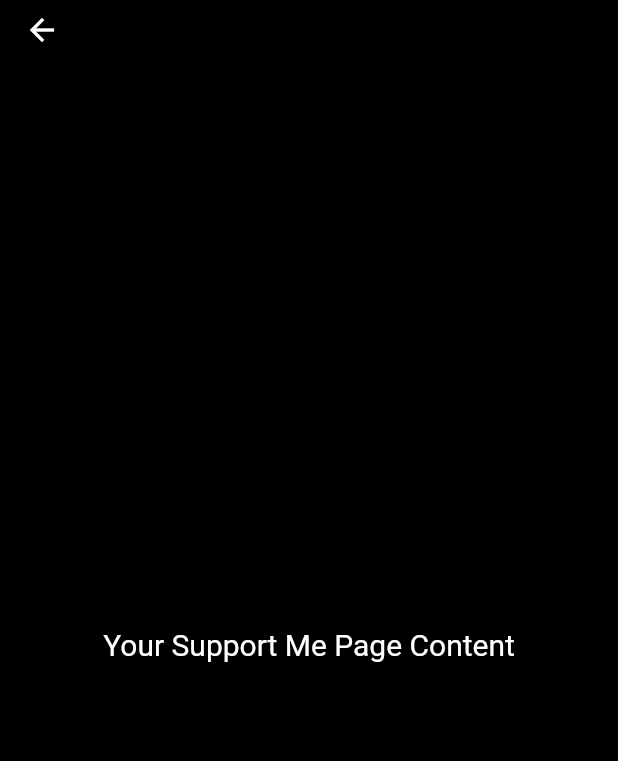
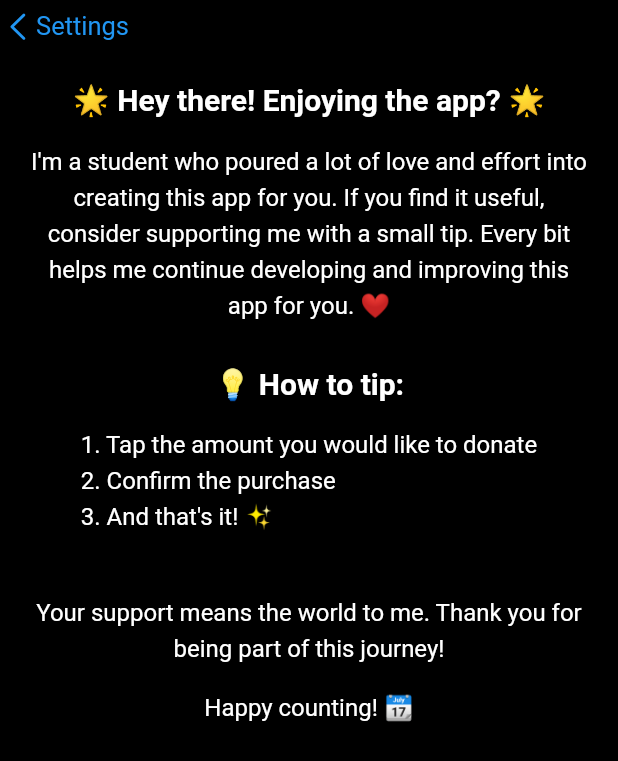
Before and after one commit to Tombiczek/Count-Days-Flutter, a Flutter app: the screen it shows after launch, item 2 of the bottom bar chosen, after a tap on "Support Count Days", on a phone screen of 412 x 824 dp. Shown: the top 761 px of the screen. Run offline on Flutter 3.47's test engine with Material 2 defaults, Android fonts, the phone set to English and light mode, and no system bars; our stand-ins replace percent_indicator, shared_preferences.

Commit message:
guzik theme usprawniony

```diff
--- a/lib/app_themes.dart
+++ b/lib/app_themes.dart
@@ -17,6 +17,7 @@ class AppThemes {
     ),
     appBarTheme: const AppBarTheme(
       backgroundColor: Color.fromARGB(255, 242, 242, 247),
+      shadowColor: Colors.transparent,
       titleTextStyle: TextStyle(
         color: Colors.black,
         fontSize: 17,
@@ -44,6 +45,7 @@ class AppThemes {
     ),
     appBarTheme: const AppBarTheme(
       backgroundColor: Color.fromARGB(255, 0, 0, 0),
+      shadowColor: Colors.transparent,
       titleTextStyle: TextStyle(
         color: Colors.white,
         fontSize: 17,
--- a/lib/main.dart
+++ b/lib/main.dart
@@ -18,7 +18,7 @@ class MyApp extends StatefulWidget {
 class _MyAppState extends State<MyApp> {
   int myIndex = 0;
   bool roundUp = true;
-  bool theme = false;
+  String theme = 'Dark';
   bool orange = false;
 
   @override
@@ -41,7 +41,11 @@ class _MyAppState extends State<MyApp> {
     return MaterialApp(
       theme: AppThemes.lightTheme,
       darkTheme: AppThemes.darkTheme,
-      themeMode: theme ? ThemeMode.light : ThemeMode.dark,
+      themeMode: theme == "Dark"
+          ? ThemeMode.dark
+          : theme == "Light"
+              ? ThemeMode.light
+              : ThemeMode.system,
       debugShowCheckedModeBanner: false,
       home: Scaffold(
         body: IndexedStack(
@@ -83,7 +87,7 @@ class _MyAppState extends State<MyApp> {
     });
   }
 
-  void updateTheme(bool newValue){
+  void updateTheme(String newValue){
     setState(() {
       theme = newValue;
     });
--- a/lib/save_state_utility.dart
+++ b/lib/save_state_utility.dart
@@ -80,15 +80,15 @@ class SaveStateUtility {
 
   // THEME: SAVE, LOAD
 
-  static Future<void> saveThemeValue(bool value) async {
-  SharedPreferences prefs = await SharedPreferences.getInstance();
-  prefs.setBool('theme', value);
+  static Future<void> saveTheme(String theme) async {
+    SharedPreferences prefs = await SharedPreferences.getInstance();
+    prefs.setString('theme', theme);
   }
 
-  static Future<bool?> loadThemeValue() async {
-  SharedPreferences prefs = await SharedPreferences.getInstance();
-  bool? boolean = prefs.getBool('theme');
-  return boolean;
+  static Future<String?> loadTheme() async {
+    SharedPreferences prefs = await SharedPreferences.getInstance();
+    String? themeString = prefs.getString('theme');
+    return themeString;
   }
 
 
--- a/lib/settings.dart
+++ b/lib/settings.dart
@@ -6,8 +6,8 @@ import 'package:licznik_v1/support_me.dart';
 class SettingsPage extends StatefulWidget {
   final bool roundUp;
   final Function(bool) updateRoundUp;
-  final bool theme;
-  final Function(bool) updateTheme;
+  final String theme;
+  final Function(String) updateTheme;
   final bool orange;
   final Function(bool) updateOrange;
 
@@ -32,11 +32,11 @@ class _SettingsPageState extends State<SettingsPage> {
     super.initState();
     _loadRoundUpValue();
     _loadOrangeValue();
-    _loadThemeValue();
+    _loadTheme();
   }
 
   late bool roundUp = widget.roundUp;
-  late bool theme = widget.theme;
+  late String theme = widget.theme;
   late bool orange = widget.orange;
 
 
@@ -50,9 +50,19 @@ class _SettingsPageState extends State<SettingsPage> {
     }
   }
 
-  Future<void> _loadThemeValue() async {
-    bool? loadedTheme = await SaveStateUtility.loadThemeValue();
-    if (loadedTheme != null) {
+  // Future<void> _loadThemeValue() async {
+  //   bool? loadedTheme = await SaveStateUtility.loadThemeValue();
+  //   if (loadedTheme != null) {
+  //     setState(() {
+  //       theme = loadedTheme;
+  //     });
+  //     widget.updateTheme(loadedTheme);
+  //   }
+  // }
+
+  Future<void> _loadTheme() async {
+    String? loadedTheme = await SaveStateUtility.loadTheme();
+    if (loadedTheme !=null){
       setState(() {
         theme = loadedTheme;
       });
@@ -74,13 +84,20 @@ class _SettingsPageState extends State<SettingsPage> {
     await SaveStateUtility.saveRoundUpValue(value);
   }
 
-  Future<void> _saveThemeValue(bool value) async {
-    await SaveStateUtility.saveThemeValue(value);
+  Future<void> _saveTheme(String theme) async {
+    await SaveStateUtility.saveTheme(theme);
   }
 
   Future<void> _saveOrangeValue(bool value) async {
     await SaveStateUtility.saveOrangeValue(value);
   }
+
+  // List of items in our dropdown menu
+  var items = [
+    'Light',
+    'Dark',
+    'System'
+  ];
 
   @override
   Widget build(BuildContext context) {
@@ -144,9 +161,9 @@ class _SettingsPageState extends State<SettingsPage> {
                         ),
                         const SizedBox(width: 5),
                         const Icon(
-                          CupertinoIcons.chevron_right,
+                            Icons.chevron_right,
                             color: Color.fromARGB(255, 126, 126, 126),
-                          size: 15,
+                            size: 20,
                         ),
                         const SizedBox(width: 8),
                       ],
@@ -195,7 +212,7 @@ class _SettingsPageState extends State<SettingsPage> {
           const Align(alignment: Alignment.topLeft,
           child: Padding(
             padding: EdgeInsets.only(left: 28),
-          child: Text("Appearance",
+          child: Text("Theme",
               style: TextStyle(fontSize: 14,
               fontWeight: FontWeight.normal,
               color: Color.fromARGB(255, 134, 134, 141)
@@ -227,18 +244,39 @@ class _SettingsPageState extends State<SettingsPage> {
                           color: Theme.of(context).cardColor,
                         ),
                         const SizedBox(width: 12),
-                        Text("Light Mode",
+                        Text("Appearance",
                         style: Theme.of(context).textTheme.bodySmall),
                         const Spacer(),
-                        CupertinoSwitch(
-                          value: theme,
-                          onChanged: (val) {
+                        // CupertinoSwitch(
+                        //   value: theme,
+                        //   onChanged: (val) {
+                        //     setState(() {
+                        //       theme = val;
+                        //       widget.updateTheme(theme);
+                        //       _saveThemeValue(theme);
+                        //     });
+                        //   },
+                        // ),
+                        DropdownButton(
+                          borderRadius: const BorderRadius.all(Radius.circular(10)),
+                          value: widget.theme,
+                          iconSize: 18,
+                          alignment: Alignment.centerRight,
+                          icon: const Icon(CupertinoIcons.chevron_up_chevron_down),
+                          items: items.map((String items) {
+                            return DropdownMenuItem(
+                              value: items,
+                              child: Text(items),
+                            );
+                          }).toList(),
+                          onChanged: (String? newValue) {
                             setState(() {
-                              theme = val;
-                              widget.updateTheme(theme);
-                              _saveThemeValue(theme);
+                              widget.updateTheme(newValue!);
+                              _saveTheme(newValue);
+
                             });
                           },
+                          underline: Container()
                         ),
                         const SizedBox(width: 8),
                       ],
@@ -261,7 +299,7 @@ class _SettingsPageState extends State<SettingsPage> {
                           color: Theme.of(context).cardColor,
                         ),
                         const SizedBox(width: 12),
-                        Text("Orange Theme",
+                        Text("Orange Accents",
                         style: Theme.of(context).textTheme.bodySmall),
                         const Spacer(),
                         CupertinoSwitch(
@@ -302,7 +340,9 @@ class _SettingsPageState extends State<SettingsPage> {
               onTap: () {
                 Navigator.push(
                   context,
-                  MaterialPageRoute(builder: (context) => const SupportMe()
+                  MaterialPageRoute(builder: (context) => SupportMe(
+                    orange: widget.orange,
+                  )
                   ),
                 );
               },
@@ -336,7 +376,7 @@ class _SettingsPageState extends State<SettingsPage> {
                           const Icon(
                             Icons.chevron_right,
                             color: Color.fromARGB(255, 126, 126, 126),
-                            size: 15,
+                            size: 20,
                           ),
                           const SizedBox(width: 8),
                         ],
@@ -373,7 +413,8 @@ class _SettingsPageState extends State<SettingsPage> {
               ),
             ),
           ],
-      ),)
+        ),
+      )
     );
   }
 }
--- a/lib/support_me.dart
+++ b/lib/support_me.dart
@@ -1,11 +1,16 @@
+import 'package:flutter/cupertino.dart';
 import 'package:flutter/material.dart';
 
 class SupportMe extends StatefulWidget {
+  final bool orange;
+
   const SupportMe({
     Key? key,
+    required this.orange
   }) : super(key: key);
 
   @override
+  // ignore: library_private_types_in_public_api
   _SupportMeState createState() => _SupportMeState();
 }
 
@@ -15,13 +20,122 @@ class _SupportMeState extends State<SupportMe> {
     return Scaffold(
       appBar: AppBar(
         toolbarHeight: 35,
+        automaticallyImplyLeading: false,
+        actions: <Widget>[
+          Expanded(
+            child: Row(
+              mainAxisAlignment: MainAxisAlignment.start,
+              children: [
+                SizedBox(
+                  child: Material(
+                    color: Colors.transparent,
+                    child: InkWell(
+                      splashColor: Colors.transparent,
+                      onTap: () {
+                        Navigator.pop(context);
+                      },
+                      child: Row(
+                        mainAxisAlignment: MainAxisAlignment.center,
+                        children: <Widget>[
+                          Icon(
+                            CupertinoIcons.left_chevron,
+                            color: widget.orange ? CupertinoColors.activeOrange : Colors.blue,
+                          ),
+                          Text(
+                            "Settings",
+                            style: TextStyle(
+                              color: widget.orange ? CupertinoColors.activeOrange : Colors.blue,
+                              fontSize: 17
+                            ),
+                          ),
+                        ],
+                      ),
+                    ),
+                  ),
+                ),
+              ],
+            ),
+          ),
+        ],
       ),
-      body: const Center(
-        child: Text(
-          'Your Support Me Page Content',
-          style: TextStyle(fontSize: 20),
+      body: Container(
+        margin: const EdgeInsets.only(left: 20, right: 20),
+        alignment: Alignment.center,
+        child: Center(
+          child: Column(
+            mainAxisAlignment: MainAxisAlignment.start,
+            crossAxisAlignment: CrossAxisAlignment.center, // Center the text horizontally
+            children: const [
+              SizedBox(height: 20),
+              Text(
+                '\u{1F31F} Hey there! Enjoying the app? \u{1F31F}',
+                style: TextStyle(
+                  fontSize: 20,
+                  fontWeight: FontWeight.bold,
+                ),
+              ),
+              SizedBox(height: 15),
+              Text(
+                "I'm a student who poured a lot of love and effort into creating this app for you. If you find it useful, consider supporting me with a small tip. Every bit helps me continue developing and improving this app for you. \u{2764}",
+                style: TextStyle(
+                  fontSize: 16,
+                  fontWeight: FontWeight.normal,
+                  height: 1.5
+                ),
+                textAlign: TextAlign.center,
+
+              ),
+              SizedBox(height: 30),
+              Text(
+                "\u{1F4A1} How to tip:",
+                style: TextStyle(
+                  fontSize: 20,
+                  fontWeight: FontWeight.bold,
+                ),
+                textAlign: TextAlign.center,
+              ),
+              SizedBox(height: 15),
+              Text(
+                "1. Tap the amount you would like to donate\n2. Confirm the purchase\n3. And that's it! \u{2728}",
+                style: TextStyle(
+                  fontSize: 16,
+                  fontWeight: FontWeight.normal,
+                  height: 1.5
+                ),
+                textAlign: TextAlign.left,
+              ),
+              SizedBox(height: 20),
+              SizedBox(
+                width: 300.0,
+              ),
+              SizedBox(height: 20),
+              // Tutaj będzie guzik
+              Text(
+                "Your support means the world to me. Thank you for being part of this journey!",
+                style: TextStyle(
+                  fontSize: 16,
+                  fontWeight: FontWeight.normal,
+                  height: 1.5
+                ),
+                textAlign: TextAlign.center,
+              ),
+              SizedBox(height: 15),
+              Text(
+                "Happy counting! \u{1F4C6}",
+                style: TextStyle(
+                  fontSize: 16,
+                  fontWeight: FontWeight.normal,
+                  height: 1.5
+                ),
+                textAlign: TextAlign.center,
+              ),
+            ],
+          ),
         ),
       ),
+
+
+
     );
   }
 }
--- a/pubspec.yaml
+++ b/pubspec.yaml
@@ -39,6 +39,7 @@ dependencies:
   shared_preferences: ^2.2.2
   percent_indicator: ^4.0.1
   settings_ui: ^2.0.2
+  in_app_purchase: ^3.1.11
 
 dev_dependencies:
   flutter_test:
```
Also changed, not shown: pubspec.lock, 2 other files. Lines whose indentation alone changed are shown as unchanged.
